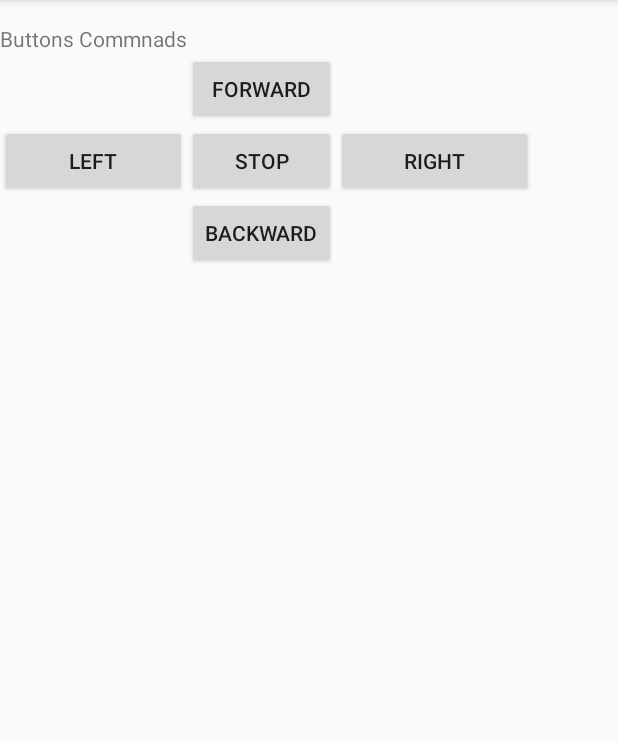
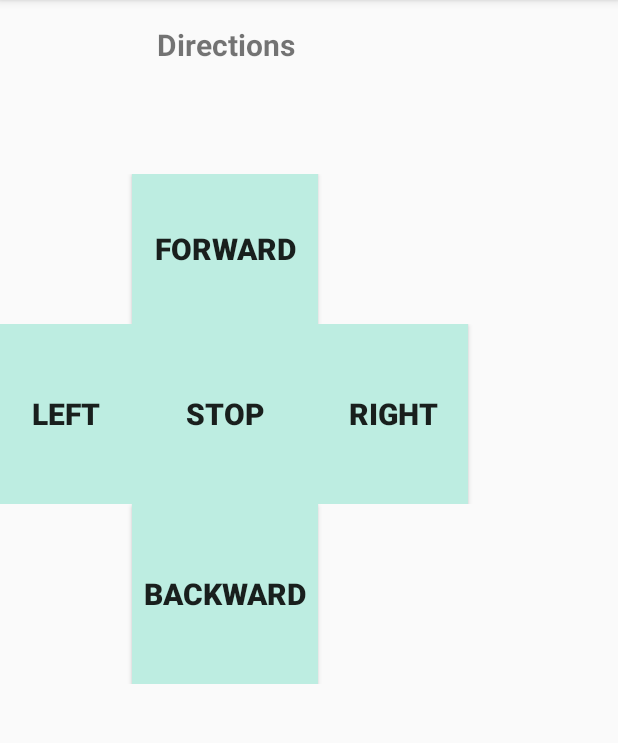
Before and after one commit to suhelhammoud/android.mcu, an Android app: the fragment F3Buttons shown on its own in the app's theme, on a phone screen of 412 x 824 dp, the part 84-827 px from its top. Run offline under Robolectric (Android 15) with nearby library versions, the phone set to English and light mode, and no system bars.

Commit message:
large font

```diff
--- a/app/src/main/java/sy/edu/au/nodemcu/F3Buttons.java
+++ b/app/src/main/java/sy/edu/au/nodemcu/F3Buttons.java
@@ -7,16 +7,26 @@ import android.view.LayoutInflater;
 import android.view.MotionEvent;
 import android.view.View;
 import android.view.ViewGroup;
-import android.widget.Button;
 
 public class F3Buttons extends Fragment implements View.OnTouchListener {
 
+    View rootView;
+
+    public final static int COLOR_PRESSED = 0xFFf48042;
+    public final static int COLOR_RELEASED = 0xFFbdede1;
 
     @Override
     public View onCreateView(LayoutInflater inflater, ViewGroup container,
                              Bundle savedInstanceState) {
-        View rootView = inflater.inflate(R.layout.f3_buttons, container, false);
+        rootView = inflater.inflate(R.layout.f3_buttons, container, false);
 
+        setTouchListeners();
+
+        resetButtonsColors();
+        return rootView;
+    }
+
+    private void setTouchListeners() {
         rootView.findViewById(R.id.btnStop)
                 .setOnTouchListener(this);
 
@@ -31,11 +41,25 @@ public class F3Buttons extends Fragment implements View.OnTouchListener {
 
         rootView.findViewById(R.id.btnRight)
                 .setOnTouchListener(this);
-
-
-        return rootView;
     }
 
+    private void resetButtonsColors() {
+        rootView.findViewById(R.id.btnStop)
+                .setBackgroundColor(COLOR_RELEASED);
+
+        rootView.findViewById(R.id.btnForward)
+                .setBackgroundColor(COLOR_RELEASED);
+
+        rootView.findViewById(R.id.btnBackword)
+                .setBackgroundColor(COLOR_RELEASED);
+
+        rootView.findViewById(R.id.btnLeft)
+                .setBackgroundColor(COLOR_RELEASED);
+
+        rootView.findViewById(R.id.btnRight)
+                .setBackgroundColor(COLOR_RELEASED);
+
+    }
 
     public static F3Buttons of(int sectionNumber) {
         Log.d("suhel", "F3Buttons of " + sectionNumber);
@@ -73,16 +97,20 @@ public class F3Buttons extends Fragment implements View.OnTouchListener {
 
         switch (event.getAction()) {
 
-            case MotionEvent.ACTION_UP:
-                Log.d("suhel", "release " + cmd);
-                MainActivity.command.setCommand(CommandType.stop);
 
             case MotionEvent.ACTION_DOWN:
                 Log.d("suhel", "press " + cmd);
                 MainActivity.command.setCommand(cmd);
+                v.setBackgroundColor(COLOR_PRESSED);
+                break;
+
+            case MotionEvent.ACTION_UP:
+                Log.d("suhel", "release " + cmd);
+                MainActivity.command.setCommand(CommandType.stop);
+                v.setBackgroundColor(COLOR_RELEASED);
+                break;
 
         }
-
         return true;
     }
 }
--- a/app/src/main/res/layout/f3_buttons.xml
+++ b/app/src/main/res/layout/f3_buttons.xml
@@ -5,22 +5,33 @@
     android:id="@+id/constraintLayout"
     android:layout_width="match_parent"
     android:layout_height="match_parent"
+    android:minHeight="203dp"
     tools:context=".MainActivity">
 
     <TableLayout
         android:layout_width="match_parent"
-        android:layout_height="match_parent">
+        android:layout_height="wrap_content"
+        app:layout_constraintEnd_toEndOf="parent"
+        app:layout_constraintHorizontal_bias="0.5"
+        app:layout_constraintStart_toStartOf="parent">
 
         <TableRow
             android:layout_width="match_parent"
-            android:layout_height="match_parent" >
+            android:layout_height="match_parent">
+
+            <Space
+                android:layout_width="wrap_content"
+                android:layout_height="100dp" />
 
             <TextView
                 android:id="@+id/lbl3"
                 android:layout_width="wrap_content"
-                android:layout_height="wrap_content"
+                android:layout_height="100dp"
                 android:layout_marginTop="@dimen/activity_vertical_margin"
-                android:text="Buttons Commnads"
+                android:text="Directions"
+                android:textAlignment="center"
+                android:textSize="20sp"
+                android:textStyle="bold"
                 app:layout_constraintLeft_toLeftOf="parent"
                 app:layout_constraintTop_toTopOf="@+id/constraintLayout"
                 tools:layout_constraintLeft_creator="1"
@@ -29,7 +40,7 @@
 
         <TableRow
             android:layout_width="match_parent"
-            android:layout_height="80dp"
+            android:layout_height="match_parent"
             android:orientation="vertical">
 
             <Space
@@ -38,9 +49,11 @@
 
             <Button
                 android:id="@+id/btnForward"
-                android:layout_width="wrap_content"
-                android:layout_height="wrap_content"
-                android:text="Forward" />
+                android:layout_width="100dp"
+                android:layout_height="100dp"
+                android:text="Forward"
+                android:textSize="20sp"
+                android:textStyle="bold" />
 
             <Space
                 android:layout_width="wrap_content"
@@ -50,30 +63,36 @@
         <TableRow
             android:layout_width="match_parent"
             android:layout_height="match_parent"
-            android:orientation="horizontal" >
+            android:orientation="horizontal">
 
             <Button
                 android:id="@+id/btnLeft"
-                android:layout_width="114dp"
-                android:layout_height="wrap_content"
-                android:text="Left" />
+                android:layout_width="wrap_content"
+                android:layout_height="120dp"
+                android:text="Left"
+                android:textSize="20sp"
+                android:textStyle="bold" />
 
             <Button
                 android:id="@+id/btnStop"
-                android:layout_width="wrap_content"
-                android:layout_height="wrap_content"
-                android:text="Stop" />
+                android:layout_width="124dp"
+                android:layout_height="120dp"
+                android:text="Stop"
+                android:textSize="20sp"
+                android:textStyle="bold" />
 
             <Button
                 android:id="@+id/btnRight"
-                android:layout_width="131dp"
-                android:layout_height="wrap_content"
-                android:text="Right" />
+                android:layout_width="100dp"
+                android:layout_height="120dp"
+                android:text="Right"
+                android:textSize="20sp"
+                android:textStyle="bold" />
         </TableRow>
 
         <TableRow
             android:layout_width="match_parent"
-            android:layout_height="226dp">
+            android:layout_height="match_parent">
 
             <Space
                 android:layout_width="wrap_content"
@@ -81,11 +100,18 @@
 
             <Button
                 android:id="@+id/btnBackword"
-                android:layout_width="wrap_content"
-                android:layout_height="wrap_content"
-                android:text="Backward" />
+                android:layout_width="100dp"
+                android:layout_height="120dp"
+                android:text="Backward"
+                android:textSize="20sp"
+                android:textStyle="bold" />
 
         </TableRow>
+
     </TableLayout>
 
+    <Space
+        android:layout_width="wrap_content"
+        android:layout_height="wrap_content" />
+
 </android.support.constraint.ConstraintLayout>
```
Also changed, not shown: app/src/main/java/sy/edu/au/nodemcu/WirelessCommunicator.java (+0 -120 lines), app/src/main/res/layout/f1_main.xml (+9 -2 lines), app/src/main/res/layout/f2_orientation.xml (+9 -2 lines).
